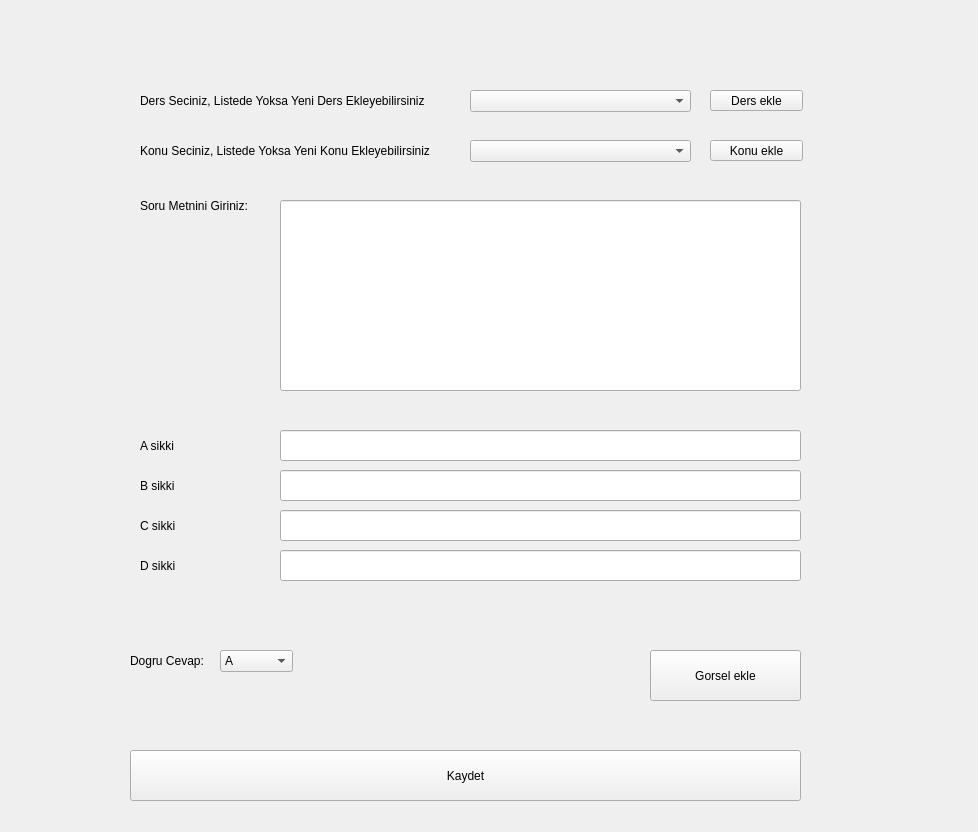
Above: addQuestion.ui from utku0dogan/ExaminationApp before the change. Below: the same form after it.
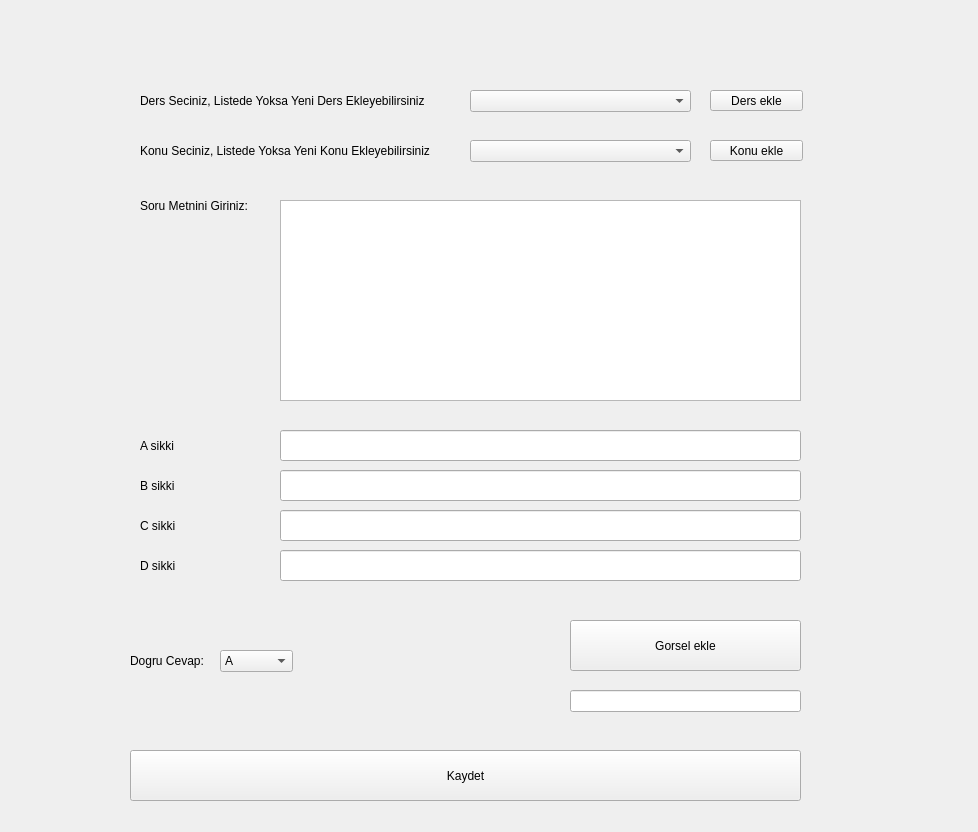
That is the form after the change.

Patch:
```diff
--- a/addQuestion.ui
+++ b/addQuestion.ui
@@ -98,22 +98,12 @@
     <string>Soru Metnini Giriniz:</string>
    </property>
   </widget>
-  <widget class="QLineEdit" name="SoruMetni_txt">
-   <property name="geometry">
-    <rect>
-     <x>280</x>
-     <y>200</y>
-     <width>521</width>
-     <height>191</height>
-    </rect>
-   </property>
-  </widget>
   <widget class="QLabel" name="Asikki_lbl">
    <property name="geometry">
     <rect>
      <x>140</x>
      <y>430</y>
-     <width>51</width>
+     <width>61</width>
      <height>31</height>
     </rect>
    </property>
@@ -136,7 +126,7 @@
     <rect>
      <x>140</x>
      <y>470</y>
-     <width>51</width>
+     <width>61</width>
      <height>31</height>
     </rect>
    </property>
@@ -149,7 +139,7 @@
     <rect>
      <x>140</x>
      <y>550</y>
-     <width>51</width>
+     <width>61</width>
      <height>31</height>
     </rect>
    </property>
@@ -162,7 +152,7 @@
     <rect>
      <x>140</x>
      <y>510</y>
-     <width>51</width>
+     <width>61</width>
      <height>31</height>
     </rect>
    </property>
@@ -246,9 +236,9 @@
   <widget class="QPushButton" name="GorselEkle_btn">
    <property name="geometry">
     <rect>
-     <x>650</x>
-     <y>650</y>
-     <width>151</width>
+     <x>570</x>
+     <y>620</y>
+     <width>231</width>
      <height>51</height>
     </rect>
    </property>
@@ -269,6 +259,26 @@
     <string>Kaydet</string>
    </property>
   </widget>
+  <widget class="QTextEdit" name="SoruMetni_txt">
+   <property name="geometry">
+    <rect>
+     <x>280</x>
+     <y>200</y>
+     <width>521</width>
+     <height>201</height>
+    </rect>
+   </property>
+  </widget>
+  <widget class="QLineEdit" name="gorselPath_txt">
+   <property name="geometry">
+    <rect>
+     <x>570</x>
+     <y>690</y>
+     <width>231</width>
+     <height>22</height>
+    </rect>
+   </property>
+  </widget>
  </widget>
  <resources/>
  <connections/>
```
